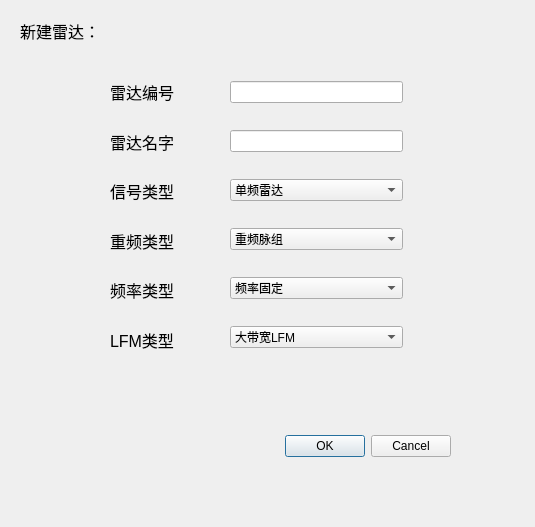
Old version of the form python_code/GUI/CreateRadar.ui in the repository eclipseljp/Rader.
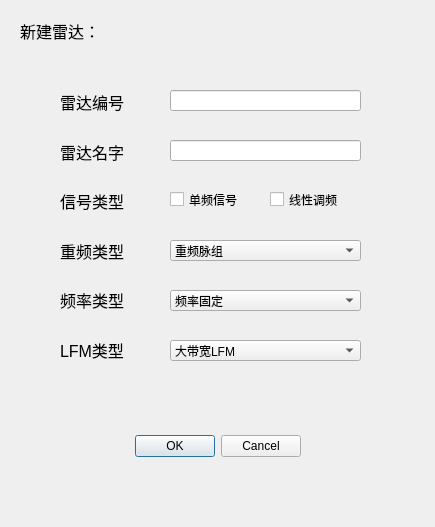
New version of the form.

Diff of the .ui file:
```diff
--- a/python_code/GUI/CreateRadar.ui
+++ b/python_code/GUI/CreateRadar.ui
@@ -6,7 +6,7 @@
    <rect>
     <x>0</x>
     <y>0</y>
-    <width>535</width>
+    <width>435</width>
     <height>527</height>
    </rect>
   </property>
@@ -16,7 +16,7 @@
   <widget class="QDialogButtonBox" name="buttonBox">
    <property name="geometry">
     <rect>
-     <x>110</x>
+     <x>-40</x>
      <y>430</y>
      <width>341</width>
      <height>32</height>
@@ -47,11 +47,11 @@
     <string>新建雷达：</string>
    </property>
   </widget>
-  <widget class="QWidget" name="">
+  <widget class="QWidget" name="layoutWidget">
    <property name="geometry">
     <rect>
-     <x>110</x>
-     <y>70</y>
+     <x>60</x>
+     <y>80</y>
      <width>101</width>
      <height>291</height>
     </rect>
@@ -131,27 +131,38 @@
     </item>
    </layout>
   </widget>
-  <widget class="QWidget" name="">
+  <widget class="QLineEdit" name="radar_sn">
    <property name="geometry">
     <rect>
-     <x>230</x>
-     <y>60</y>
-     <width>173</width>
-     <height>311</height>
+     <x>170</x>
+     <y>90</y>
+     <width>191</width>
+     <height>21</height>
     </rect>
    </property>
-   <layout class="QVBoxLayout" name="verticalLayout_2">
+  </widget>
+  <widget class="QLineEdit" name="radar_name">
+   <property name="geometry">
+    <rect>
+     <x>170</x>
+     <y>140</y>
+     <width>191</width>
+     <height>21</height>
+    </rect>
+   </property>
+  </widget>
+  <widget class="QComboBox" name="lfm_type">
+   <property name="geometry">
+    <rect>
+     <x>170</x>
+     <y>340</y>
+     <width>191</width>
+     <height>21</height>
+    </rect>
+   </property>
     <item>
-     <widget class="QLineEdit" name="radar_sn"/>
-    </item>
-    <item>
-     <widget class="QLineEdit" name="radar_name"/>
-    </item>
-    <item>
-     <widget class="QComboBox" name="signal_type">
-      <item>
        <property name="text">
-        <string>单频雷达</string>
+     <string>大带宽LFM</string>
        </property>
       </item>
       <item>
@@ -160,9 +171,15 @@
        </property>
       </item>
      </widget>
-    </item>
-    <item>
      <widget class="QComboBox" name="pri_type">
+   <property name="geometry">
+    <rect>
+     <x>170</x>
+     <y>240</y>
+     <width>191</width>
+     <height>21</height>
+    </rect>
+   </property>
       <item>
        <property name="text">
         <string>重频脉组</string>
@@ -184,9 +201,15 @@
        </property>
       </item>
      </widget>
-    </item>
-    <item>
      <widget class="QComboBox" name="fs_type">
+   <property name="geometry">
+    <rect>
+     <x>170</x>
+     <y>290</y>
+     <width>191</width>
+     <height>21</height>
+    </rect>
+   </property>
       <item>
        <property name="text">
         <string>频率固定</string>
@@ -208,22 +231,31 @@
        </property>
       </item>
      </widget>
-    </item>
-    <item>
-     <widget class="QComboBox" name="lfm_type">
-      <item>
-       <property name="text">
-        <string>大带宽LFM</string>
-       </property>
-      </item>
-      <item>
+  <widget class="QCheckBox" name="single_fs">
+   <property name="geometry">
+    <rect>
+     <x>170</x>
+     <y>190</y>
+     <width>91</width>
+     <height>19</height>
+    </rect>
+   </property>
        <property name="text">
-        <string>频率捷变LFM</string>
-       </property>
-      </item>
-     </widget>
-    </item>
-   </layout>
+    <string>单频信号</string>
+   </property>
+  </widget>
+  <widget class="QCheckBox" name="LFM">
+   <property name="geometry">
+    <rect>
+     <x>270</x>
+     <y>190</y>
+     <width>91</width>
+     <height>19</height>
+    </rect>
+   </property>
+   <property name="text">
+    <string>线性调频</string>
+   </property>
   </widget>
  </widget>
  <resources/>
```
Left out of the diff: 2 changed lines with no effect on the pictures. Lines whose indentation alone changed are shown as unchanged.
